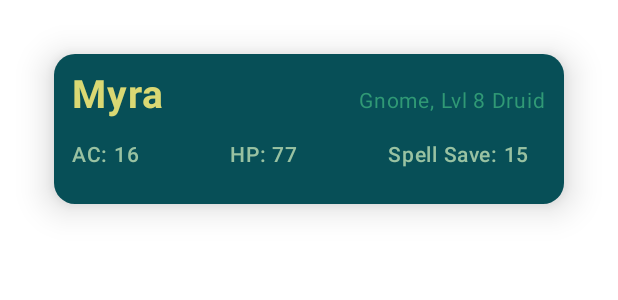
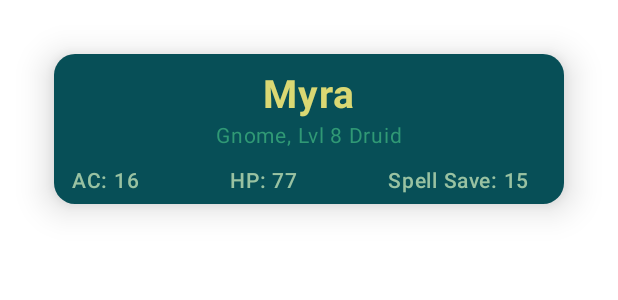
Before and after one commit to FeKent/DND-Tools, an Android app built with Jetpack Compose: the @Preview function InfoCardPreview, on a phone screen of 412 x 824 dp. Shown: the top 300 px of the screen. Run offline under Robolectric (Android 15) with nearby library versions, the phone set to English and light mode, and no system bars; our stand-ins replace Room's generated code.

Commit message:
Implement overflow logic for Character Cards

```diff
--- a/app/src/main/java/com/example/dndtools/composables/CharacterInfoScreen.kt
+++ b/app/src/main/java/com/example/dndtools/composables/CharacterInfoScreen.kt
@@ -1,4 +1,5 @@
-@file:OptIn(ExperimentalMaterial3Api::class, ExperimentalMaterial3Api::class,
+@file:OptIn(
+    ExperimentalMaterial3Api::class, ExperimentalMaterial3Api::class,
     ExperimentalMaterial3Api::class
 )
 
@@ -6,6 +7,7 @@ package com.example.dndtools.composables
 
 import androidx.compose.foundation.background
 import androidx.compose.foundation.clickable
+import androidx.compose.foundation.layout.Arrangement
 import androidx.compose.foundation.layout.Column
 import androidx.compose.foundation.layout.Row
 import androidx.compose.foundation.layout.Spacer
@@ -30,6 +32,7 @@ import androidx.compose.ui.Alignment
 import androidx.compose.ui.Modifier
 import androidx.compose.ui.draw.shadow
 import androidx.compose.ui.text.font.FontWeight
+import androidx.compose.ui.text.style.TextOverflow
 import androidx.compose.ui.tooling.preview.Preview
 import androidx.compose.ui.unit.dp
 import androidx.compose.ui.unit.sp
@@ -74,8 +77,9 @@ fun CharacterInfoScreen(adventure: Adventure?, back: () -> Unit) {
 }
 
 
+
 @Composable
-fun CharacterCard(characterProfile: CharacterProfile) {
+fun FilledCharacterCard(characterProfile: CharacterProfile) {
     ElevatedCard(
         colors = CardDefaults.cardColors(containerColor = MaterialTheme.colorScheme.primary),
         modifier = Modifier
@@ -87,18 +91,27 @@ fun CharacterCard(characterProfile: CharacterProfile) {
     ) {
         Row(
             modifier = Modifier
-                .padding(12.dp)
-                .fillMaxWidth(), verticalAlignment = Alignment.Bottom
+                .padding(top = 12.dp, start = 12.dp, end = 12.dp)
+                .fillMaxWidth(), verticalAlignment = Alignment.Bottom, horizontalArrangement = Arrangement.Center
         ) {
             Text(
                 text = characterProfile.name,
                 fontWeight = FontWeight.Bold,
                 fontSize = 26.sp,
+                maxLines = 1,
+                overflow = TextOverflow.Ellipsis,
                 modifier = Modifier
-                    .alignByBaseline()
-                    .weight(1f),
+                    .alignByBaseline(),
                 color = MaterialTheme.colorScheme.onBackground
             )
+        }
+        Row(
+            modifier = Modifier
+                .fillMaxWidth()
+                .padding(start = 12.dp, end = 12.dp, bottom = 6.dp),
+            verticalAlignment = Alignment.Bottom,
+            horizontalArrangement = Arrangement.Center
+        ) {
             Text(
                 text = characterProfile.race,
                 fontSize = 14.sp,
@@ -146,7 +159,17 @@ fun CharacterCard(characterProfile: CharacterProfile) {
 @Composable
 fun InfoCardPreview() {
     DNDToolsTheme {
-        CharacterCard(characterProfile = CharacterProfile("Myra", "Gnome", "Druid", 8, 16, 77, 15))
+        FilledCharacterCard(
+            characterProfile = CharacterProfile(
+                "Myra",
+                "Gnome",
+                "Druid",
+                8,
+                16,
+                77,
+                15
+            )
+        )
     }
 }
 
```
